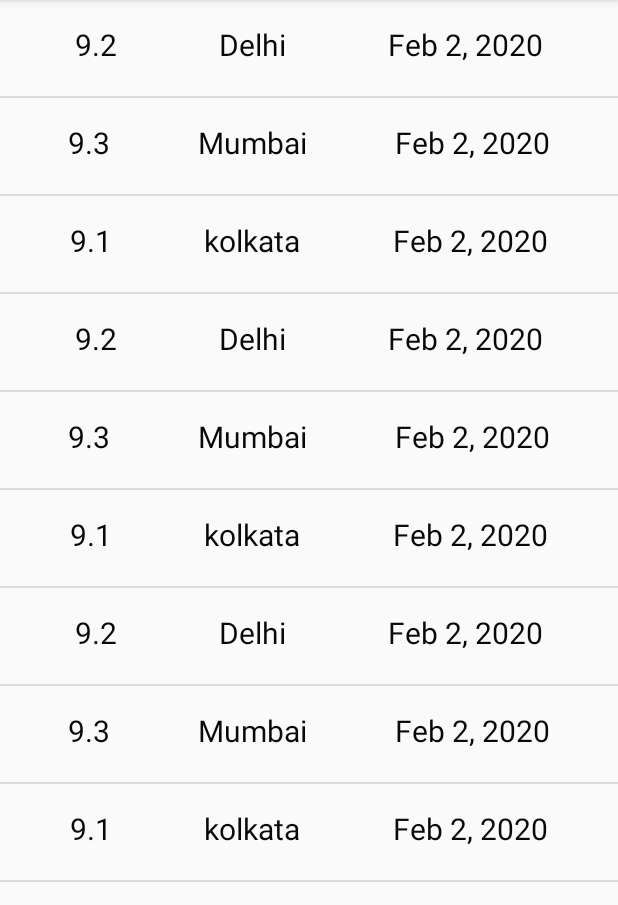
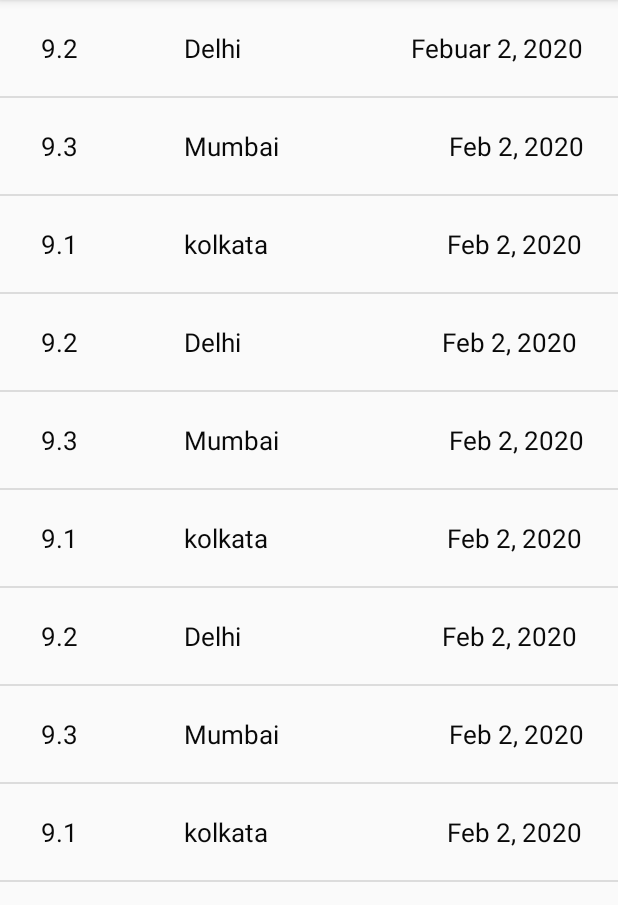
Before and after one commit to SamarpanDas/Instant-Earthquake-Tracker, an Android app: the screen it shows after launch (EarthquakeActivity), on a phone screen of 412 x 824 dp, the part 84-989 px from its top. Run offline under Robolectric (Android 15) with nearby library versions, the phone set to English and light mode, and no system bars.

Commit message:
Initial commit

```diff
--- a/app/src/main/java/com/example/android/quakereport/EarthquakeActivity.java
+++ b/app/src/main/java/com/example/android/quakereport/EarthquakeActivity.java
@@ -32,7 +32,7 @@ public class EarthquakeActivity extends AppCompatActivity {
 
         // Create a fake list of earthquake locations.
         ArrayList<Input> earthquakes = new ArrayList<>();
-        earthquakes.add(new Input(9.2,"Delhi", "Feb 2, 2020"));
+        earthquakes.add(new Input(9.2,"Delhi", "Febuar 2, 2020"));
         earthquakes.add(new Input(9.3,"Mumbai", "Feb 2, 2020"));
         earthquakes.add(new Input(9.1,"kolkata", "Feb 2, 2020"));
         earthquakes.add(new Input(9.2,"Delhi", "Feb 2, 2020"));
--- a/app/src/main/res/layout/list_item.xml
+++ b/app/src/main/res/layout/list_item.xml
@@ -1,39 +1,39 @@
 <?xml version="1.0" encoding="utf-8"?>
 <LinearLayout xmlns:android="http://schemas.android.com/apk/res/android"
-    android:orientation="horizontal"
     android:layout_width="match_parent"
     android:layout_height="wrap_content"
-    android:gravity="center_horizontal"
+    android:layout_gravity="left"
     android:minHeight="?android:attr/listPreferredItemHeight"
-    android:padding="16dp">
+    android:orientation="horizontal"
+    android:paddingLeft="27dp"
+    android:paddingTop="20dp"
+    android:paddingBottom="8dp">
 
     <TextView
         android:id="@+id/magnitudeTextView"
-        android:layout_width="wrap_content"
+        android:layout_width="95dp"
         android:layout_height="wrap_content"
-        android:layout_weight="1"
-        android:gravity="center"
+        android:layout_weight="0"
         android:text="9.2"
         android:textColor="#090909"
-        android:textSize="20sp" />
+        android:textSize="17sp" />
 
     <TextView
         android:id="@+id/locationTextView"
         android:layout_width="wrap_content"
         android:layout_height="wrap_content"
         android:layout_weight="1"
-        android:gravity="center"
         android:text="San Francisco"
         android:textColor="#090909"
-        android:textSize="20sp" />
+        android:textSize="17sp" />
 
     <TextView
         android:id="@+id/dateTextView"
         android:layout_width="wrap_content"
         android:layout_height="wrap_content"
-        android:layout_weight="1"
-        android:gravity="center"
+        android:layout_weight=".2"
+        android:gravity="left"
         android:text="Feb 2, 2020"
         android:textColor="#090909"
-        android:textSize="20sp" />
+        android:textSize="17sp" />
 </LinearLayout>
```
